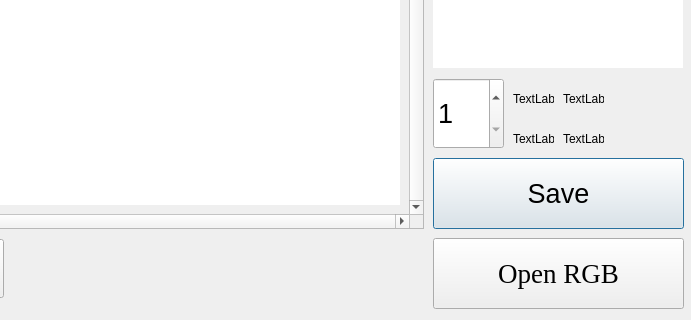
This is dialog.ui in Chia-ChunHsu/NewCapture as Qt 5 draws it before an edit; both pictures show x 287 to 978 and y 192 to 512 of the 978 by 512 pixel window. The edited form follows.
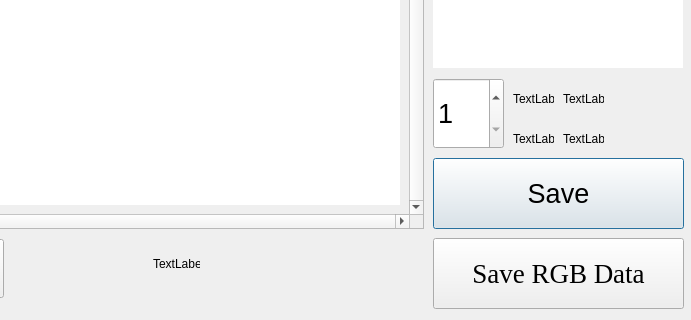
This is the edited form.

```diff
--- a/dialog.ui
+++ b/dialog.ui
@@ -224,7 +224,7 @@
     </font>
    </property>
    <property name="text">
-    <string>Open RGB</string>
+    <string>Save RGB Data</string>
    </property>
   </widget>
   <widget class="QSpinBox" name="xSpinBox">
@@ -269,6 +269,19 @@
     <number>10</number>
    </property>
   </widget>
+  <widget class="QLabel" name="label">
+   <property name="geometry">
+    <rect>
+     <x>440</x>
+     <y>450</y>
+     <width>47</width>
+     <height>12</height>
+    </rect>
+   </property>
+   <property name="text">
+    <string>TextLabel</string>
+   </property>
+  </widget>
  </widget>
  <resources/>
  <connections/>
```
Left out of the diff: 2 changed lines with no effect on the pictures.
